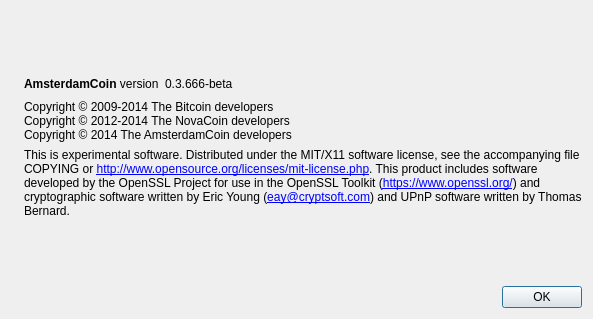
Above: src/qt/forms/aboutdialog.ui from CoinBuild/AmsterdamCoin before the change. Below: the same form after it.
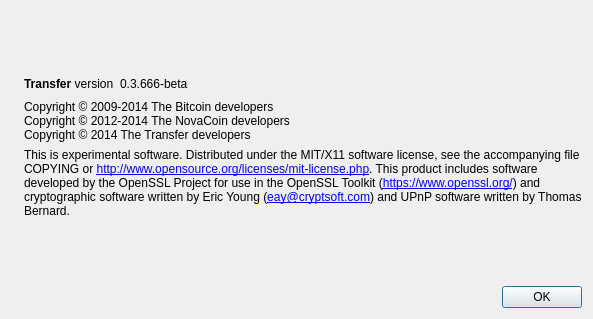
That is the form after the change. Icons and pictures are not drawn.

```diff
--- a/src/qt/forms/aboutdialog.ui
+++ b/src/qt/forms/aboutdialog.ui
@@ -50,7 +50,7 @@
           <cursorShape>IBeamCursor</cursorShape>
          </property>
          <property name="text">
-          <string>&lt;b&gt;AmsterdamCoin&lt;/b&gt; version</string>
+          <string>&lt;b&gt;Transfer&lt;/b&gt; version</string>
          </property>
          <property name="textInteractionFlags">
           <set>Qt::LinksAccessibleByMouse|Qt::TextSelectableByKeyboard|Qt::TextSelectableByMouse</set>
@@ -93,7 +93,7 @@
        <property name="text">
         <string>Copyright © 2009-2014 The Bitcoin developers
 Copyright © 2012-2014 The NovaCoin developers
-Copyright © 2014 The AmsterdamCoin developers</string>
+Copyright © 2014 The Transfer developers</string>
        </property>
        <property name="textInteractionFlags">
         <set>Qt::LinksAccessibleByMouse|Qt::TextSelectableByKeyboard|Qt::TextSelectableByMouse</set>
```
Left out of the diff: 2 changed lines with no effect on the pictures.
